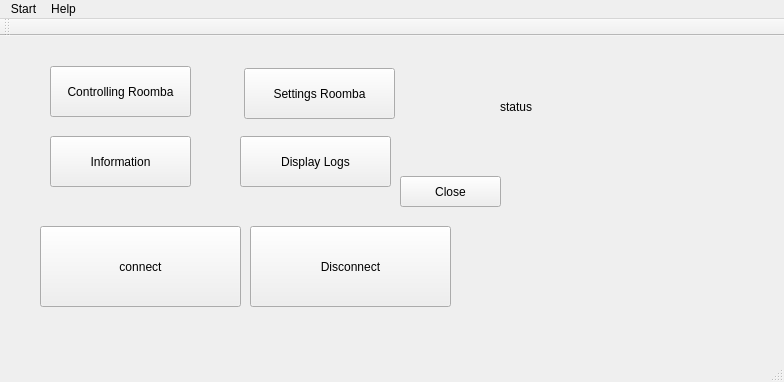
First picture: the form in GUI/Gui-RoombaV1.0/roomba.ui, repository K-4U/ese_project4y5, before the edit.
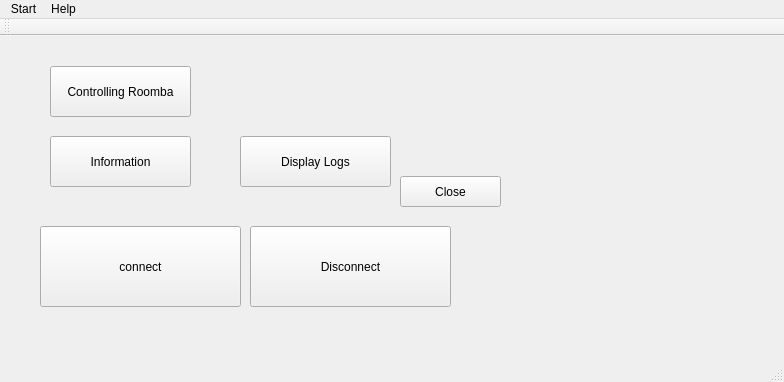
Second picture: the form after the edit.

What changed in the file:
```diff
--- a/GUI/Gui-RoombaV1.0/roomba.ui
+++ b/GUI/Gui-RoombaV1.0/roomba.ui
@@ -40,19 +40,6 @@
      <string>Controlling Roomba</string>
     </property>
    </widget>
-   <widget class="QPushButton" name="pbSettingRoomba">
-    <property name="geometry">
-     <rect>
-      <x>244</x>
-      <y>32</y>
-      <width>151</width>
-      <height>51</height>
-     </rect>
-    </property>
-    <property name="text">
-     <string>Settings Roomba</string>
-    </property>
-   </widget>
    <widget class="QPushButton" name="pbInformation">
     <property name="geometry">
      <rect>
@@ -92,19 +79,6 @@
      <string>connect</string>
     </property>
    </widget>
-   <widget class="QLabel" name="lbConnect">
-    <property name="geometry">
-     <rect>
-      <x>500</x>
-      <y>50</y>
-      <width>161</width>
-      <height>41</height>
-     </rect>
-    </property>
-    <property name="text">
-     <string>status</string>
-    </property>
-   </widget>
    <widget class="QPushButton" name="pbDisonnect">
     <property name="geometry">
      <rect>
```
